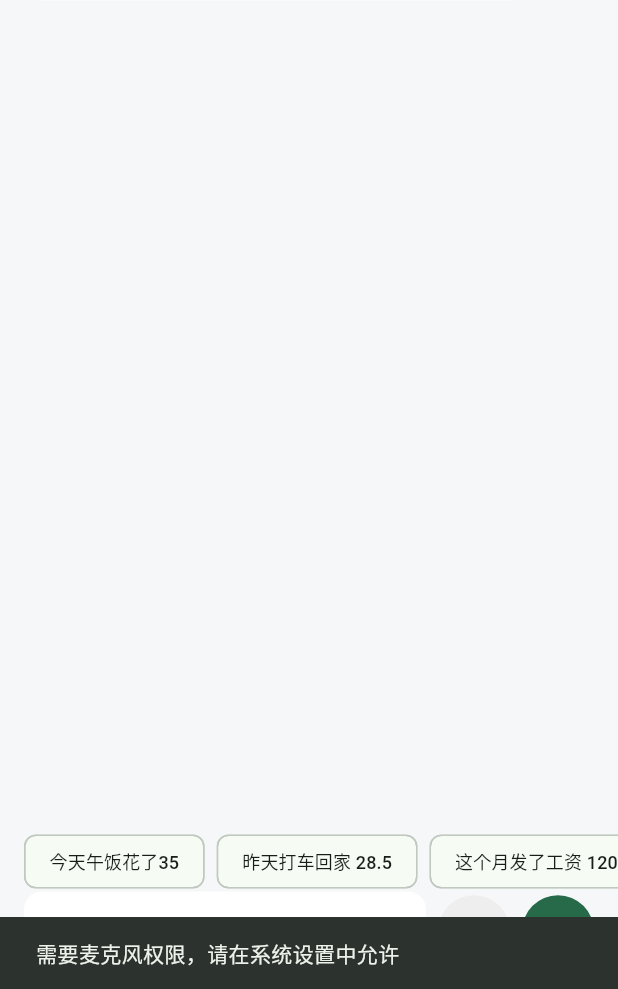
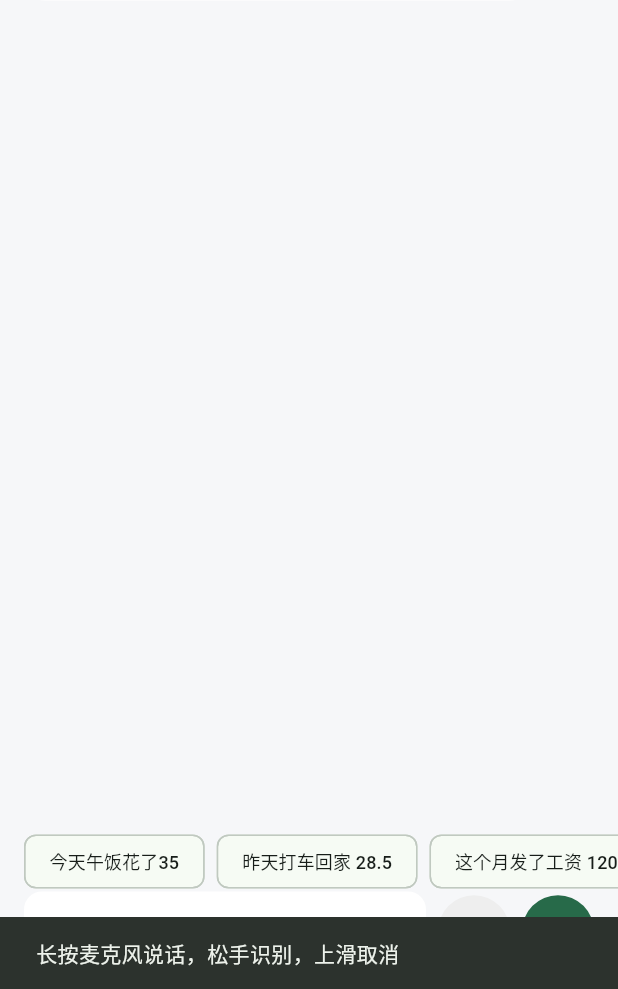
Before and after one commit to Gntir/bookkeeping-By-AI, a Flutter app: the ChatPage screen opened directly, after a tap on the "mic none" icon, on a phone screen of 412 x 824 dp, the part 247-1236 px from its top. Run offline on Flutter 3.47's test engine with Material 3 defaults, Android fonts, the phone set to English and light mode, and no system bars; our stand-ins replace dio, fl_chart, open_filex, package_info_plus, shared_preferences, wakelock_plus; missing offline and left inert: ota_update, record; accounts and stored records are empty.

Commit message:
语音记账改微信式长按说话:长按录音/松手识别/上滑取消,处理启动期间松手的边界情况

```diff
--- a/mobile/lib/pages/chat_page.dart
+++ b/mobile/lib/pages/chat_page.dart
@@ -45,6 +45,9 @@ class _ChatPageState extends State<ChatPage> {
   bool _transcribing = false;
   int _recordSeconds = 0;
   Timer? _recordTimer;
+  bool _slideCancel = false; // 录音中手指上滑 → 松手取消
+  bool _recordStarting = false; // 长按后启动中（权限/录音器初始化）
+  bool _pendingRelease = false; // 启动期间手指已松开
 
   static const _hints = [
     "今天午饭花了35",
@@ -77,12 +80,10 @@ class _ChatPageState extends State<ChatPage> {
     super.dispose();
   }
 
-  /// 语音输入：点击麦克风开始录音，再点结束并识别，文字填入输入框（可修改后发送）
-  Future<void> _toggleVoice() async {
-    if (_transcribing) return;
-
-    if (!_recording) {
-      // ---- 开始录音 ----
+  /// 语音输入（微信式长按说话）：长按麦克风开始录音，松手识别，上滑取消
+  Future<void> _startRecording() async {
+    if (_transcribing || _recording || _recordStarting) return;
+    _recordStarting = true;
     final rec = AudioRecorder();
     try {
       if (!await rec.hasPermission()) {
@@ -99,6 +100,14 @@ class _ChatPageState extends State<ChatPage> {
         ),
         path: "${dir.path}/voice_input.wav",
       );
+      // 手指在权限弹窗/启动期间已松开：直接停止，当作太短
+      if (_pendingRelease) {
+        _pendingRelease = false;
+        await rec.stop();
+        await rec.dispose();
+        _toast("说话时间太短啦");
+        return;
+      }
       _recordTimer = Timer.periodic(const Duration(seconds: 1), (_) {
         if (mounted) setState(() => _recordSeconds++);
       });
@@ -106,15 +115,25 @@ class _ChatPageState extends State<ChatPage> {
         _recorder = rec;
         _recording = true;
         _recordSeconds = 0;
+        _slideCancel = false;
       });
     } catch (e) {
       rec.dispose();
       _toast("无法开始录音：$e");
+    } finally {
+      _recordStarting = false;
     }
+  }
+
+  /// 松手：正常结束并上传识别；cancel=true（上滑/手势中断）则丢弃
+  Future<void> _finishRecording({bool cancel = false}) async {
+    // 启动期间松手：记下标记，等启动完成立即停止
+    if (_recordStarting) {
+      _pendingRelease = true;
       return;
     }
+    if (!_recording) return;
 
-    // ---- 结束录音 -> 上传识别 ----
     final rec = _recorder!;
     final seconds = _recordSeconds;
     _recordTimer?.cancel();
@@ -123,8 +142,13 @@ class _ChatPageState extends State<ChatPage> {
     setState(() {
       _recorder = null;
       _recording = false;
+      _slideCancel = false;
     });
 
+    if (cancel) {
+      _toast("已取消");
+      return;
+    }
     if (seconds < 1) {
       _toast("说话时间太短啦");
       return;
@@ -371,29 +395,47 @@ class _ChatPageState extends State<ChatPage> {
                       textInputAction: TextInputAction.send,
                       decoration: InputDecoration(
                         hintText: _recording
-                            ? "● 录音中 $_recordSeconds 秒，点 ■ 结束"
+                            ? (_slideCancel
+                                ? "▲ 松开手指，取消这次录音"
+                                : "● 录音中 $_recordSeconds 秒，松手识别（上滑取消）")
                             : (_transcribing ? "识别中…" : "说说你花了什么钱…"),
+                        hintStyle: _recording && _slideCancel
+                            ? const TextStyle(color: Colors.red)
+                            : null,
                       ),
                     ),
                   ),
                   const SizedBox(width: 8),
-                  // 麦克风：空闲=灰色、录音中=红色方块、识别中=转圈
-                  CircleAvatar(
+                  // 麦克风（微信式）：长按说话、松手识别、上滑取消；点按给提示
+                  GestureDetector(
+                    behavior: HitTestBehavior.opaque,
+                    onLongPressStart: (_) => _startRecording(),
+                    onLongPressMoveUpdate: (d) {
+                      // 手指上滑离开按钮约 70px → 进入取消模式，滑回来恢复
+                      final c = d.localPosition.dy < -70;
+                      if (c != _slideCancel && mounted) {
+                        setState(() => _slideCancel = c);
+                      }
+                    },
+                    onLongPressEnd: (_) => _finishRecording(cancel: _slideCancel),
+                    onLongPressCancel: () => _finishRecording(cancel: true),
+                    onTap: () => _toast("长按麦克风说话，松手识别，上滑取消"),
+                    child: CircleAvatar(
                       radius: 24,
-                    backgroundColor: _recording ? Colors.red : Colors.grey.shade200,
+                      backgroundColor: _recording
+                          ? (_slideCancel ? Colors.red.shade800 : Colors.red)
+                          : Colors.grey.shade200,
                       child: _transcribing
                           ? const SizedBox(
                               width: 20,
                               height: 20,
                               child: CircularProgressIndicator(strokeWidth: 2),
                             )
-                        : IconButton(
-                            icon: Icon(
+                          : Icon(
                               _recording ? Icons.stop : Icons.mic_none,
                               color: _recording ? Colors.white : Colors.grey.shade700,
                               size: 22,
                             ),
-                            onPressed: _toggleVoice,
                     ),
                   ),
                   const SizedBox(width: 8),
--- a/release_note.txt
+++ b/release_note.txt
@@ -1 +1 @@
-新增：更新包改为系统后台下载，切后台/息屏不中断，通知栏可看进度
+新增：语音记账改为微信式长按说话，松手识别，上滑取消
```
Lines whose indentation alone changed are shown as unchanged.
